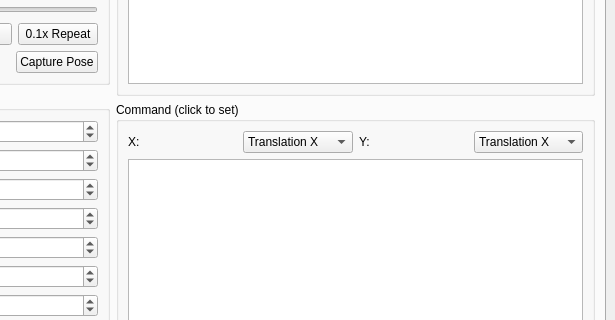
First picture: the form in mtool_main_window.ui, repository mjbots/mjmech, before the edit; both pictures show x 401 to 1016 and y 338 to 658 of the 1016 by 871 pixel window.
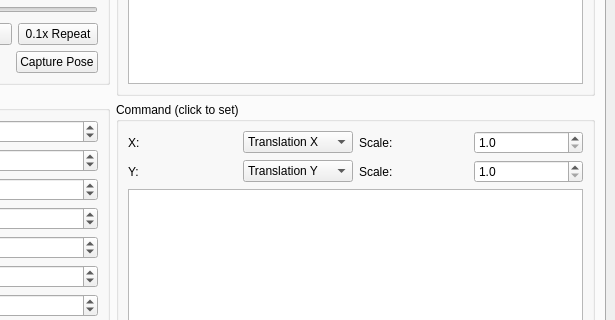
Second picture: the form after the edit. The open tabs and pages were chosen to show the change.

Commit message: mtool: Implement the command clicker for static command assignment, including scale and axis changing.  It doesn't yet work very well if you change it while a playback mode is in operation and there are no axis displayed yet on the widget.

Diff of the .ui file:
```diff
--- a/mtool_main_window.ui
+++ b/mtool_main_window.ui
@@ -831,7 +831,7 @@
        <attribute name="title">
         <string>Gait Configuration</string>
        </attribute>
-       <layout class="QHBoxLayout" name="horizontalLayout_7" stretch="1,1,5">
+       <layout class="QHBoxLayout" name="horizontalLayout_5" stretch="1,1,6">
         <item>
          <layout class="QVBoxLayout" name="verticalLayout_11">
           <item>
@@ -1713,16 +1713,16 @@
             </property>
             <layout class="QVBoxLayout" name="verticalLayout_8">
              <item>
-              <layout class="QHBoxLayout" name="horizontalLayout_5">
-               <item>
+              <layout class="QGridLayout" name="gridLayout_8">
+               <item row="0" column="0">
                 <widget class="QLabel" name="label_18">
                  <property name="text">
                   <string>X:</string>
                  </property>
                 </widget>
                </item>
-               <item>
-                <widget class="QComboBox" name="comboBox_4">
+               <item row="0" column="1">
+                <widget class="QComboBox" name="commandXCombo">
                  <item>
                   <property name="text">
                    <string>Translation X</string>
@@ -1770,17 +1770,40 @@
                  </item>
                 </widget>
                </item>
-               <item>
+               <item row="0" column="2">
+                <widget class="QLabel" name="label_28">
+                 <property name="text">
+                  <string>Scale:</string>
+                 </property>
+                </widget>
+               </item>
+               <item row="0" column="3">
+                <widget class="QDoubleSpinBox" name="commandXScaleSpin">
+                 <property name="decimals">
+                  <number>1</number>
+                 </property>
+                 <property name="minimum">
+                  <double>1.000000000000000</double>
+                 </property>
+                 <property name="maximum">
+                  <double>5000.000000000000000</double>
+                 </property>
+                 <property name="singleStep">
+                  <double>10.000000000000000</double>
+                 </property>
+                </widget>
+               </item>
+               <item row="1" column="0">
                 <widget class="QLabel" name="label_19">
                  <property name="text">
                   <string>Y:</string>
                  </property>
                 </widget>
                </item>
-               <item>
-                <widget class="QComboBox" name="comboBox_5">
+               <item row="1" column="1">
+                <widget class="QComboBox" name="commandYCombo">
                  <property name="currentIndex">
-                  <number>0</number>
+                  <number>1</number>
                  </property>
                  <item>
                   <property name="text">
@@ -1829,6 +1852,29 @@
                  </item>
                 </widget>
                </item>
+               <item row="1" column="2">
+                <widget class="QLabel" name="label_29">
+                 <property name="text">
+                  <string>Scale:</string>
+                 </property>
+                </widget>
+               </item>
+               <item row="1" column="3">
+                <widget class="QDoubleSpinBox" name="commandYScaleSpin">
+                 <property name="decimals">
+                  <number>1</number>
+                 </property>
+                 <property name="minimum">
+                  <double>1.000000000000000</double>
+                 </property>
+                 <property name="maximum">
+                  <double>5000.000000000000000</double>
+                 </property>
+                 <property name="singleStep">
+                  <double>10.000000000000000</double>
+                 </property>
+                </widget>
+               </item>
               </layout>
              </item>
              <item>
```
The commit also changes 3 other files.
